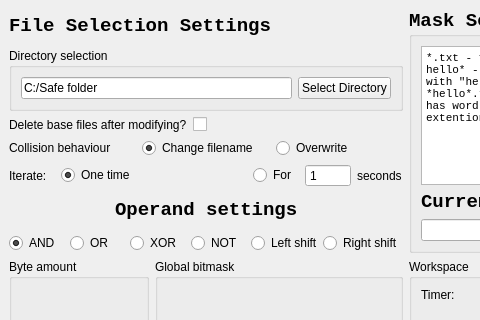
The window that mainwindow.ui (ArkhamKn1ght/KolibriTestTask) describes before a commit, drawn with Qt 5; both pictures show x 0 to 480 and y 0 to 320 of the 784 by 605 pixel window.
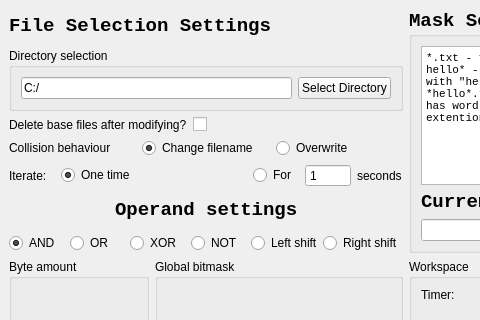
The same window after the commit.

The edit to the form file:
```diff
--- a/mainwindow.ui
+++ b/mainwindow.ui
@@ -271,7 +271,7 @@
            <item>
             <widget class="QLineEdit" name="lineEdit_2">
              <property name="text">
-              <string>C:/Safe folder</string>
+              <string>C:/</string>
              </property>
             </widget>
            </item>
```
